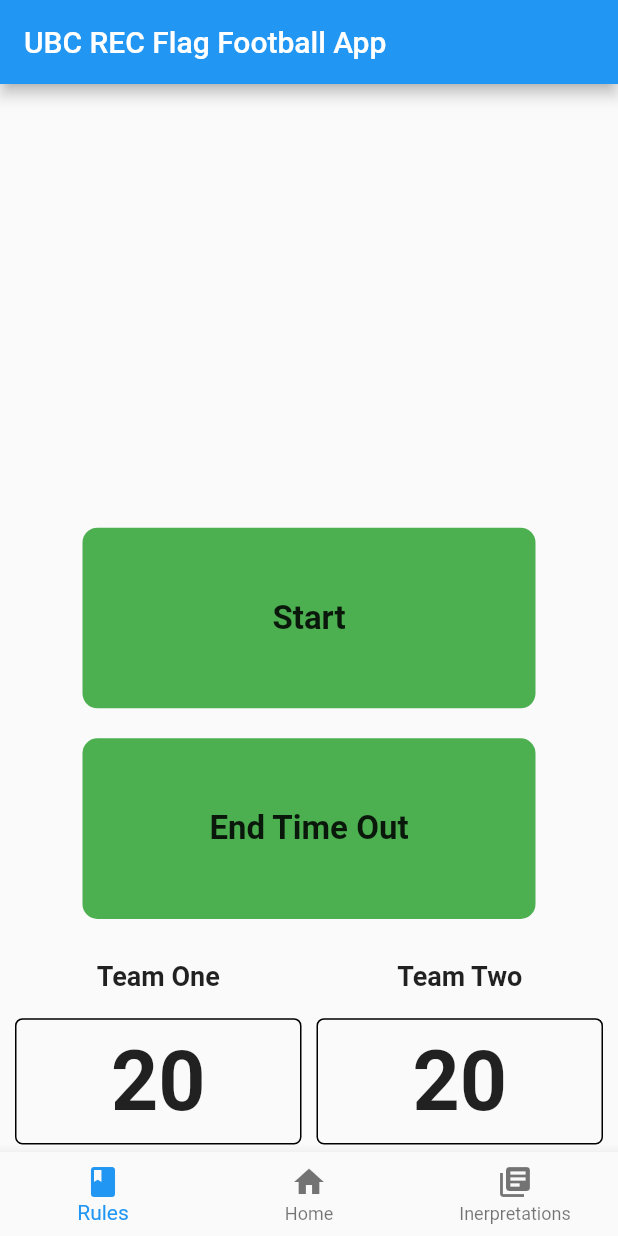
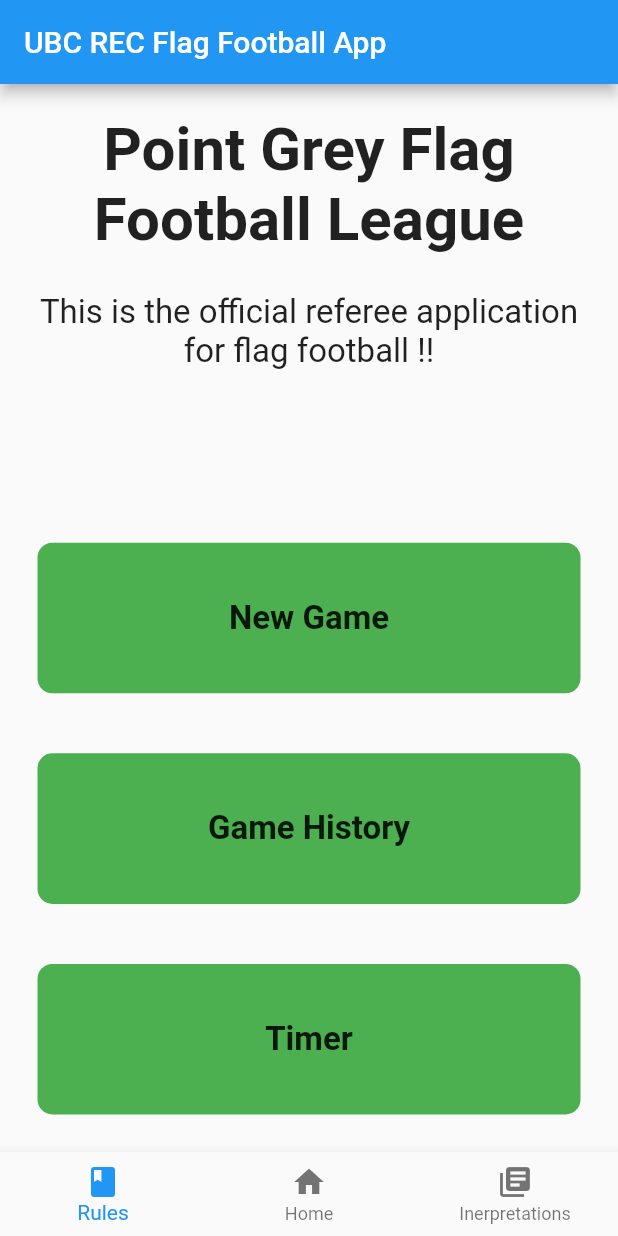
Before and after one commit to JPGarCar/ubc_rec_referee_app, a Flutter app: the screen it shows after launch, on a phone screen of 412 x 824 dp. Run offline on Flutter 3.47's test engine with Material 2 defaults, Android fonts, the phone set to English and light mode, and no system bars.

Commit message:
Added all the routs to move between pages. Also extracted the scaffold with safe area to its own widget, need to add that to every page!

```diff
--- a/lib/components/allComponents.dart
+++ b/lib/components/allComponents.dart
@@ -1,3 +1,4 @@
 export 'rectangle_button.dart';
 export 'score_box.dart';
 export 'timer_team_score.dart';
+export 'main_scaffold.dart';
--- /dev/null
+++ b/lib/components/main_scaffold.dart
@@ -0,0 +1,41 @@
+import 'package:flutter/material.dart';
+
+class MainScaffold extends StatelessWidget {
+  final body;
+
+  MainScaffold({this.body});
+
+  @override
+  Widget build(BuildContext context) {
+    return SafeArea(
+      child: Scaffold(
+        appBar: true
+            ? AppBar(
+                title: Text("UBC REC Flag Football App"),
+              )
+            : PreferredSize(
+                preferredSize: Size(0.0, 0.0),
+                child: Container(),
+              ),
+        bottomNavigationBar: BottomNavigationBar(
+          // TODO: make sure the buttons work and send the user to the pages
+          items: <BottomNavigationBarItem>[
+            BottomNavigationBarItem(
+              title: Text("Rules"),
+              icon: Icon(Icons.book),
+            ),
+            BottomNavigationBarItem(
+              icon: Icon(Icons.home),
+              title: Text("Home"),
+            ),
+            BottomNavigationBarItem(
+              icon: Icon(Icons.library_books),
+              title: Text("Inerpretations"),
+            ),
+          ],
+        ),
+        body: body,
+      ),
+    );
+  }
+}
--- a/lib/main.dart
+++ b/lib/main.dart
@@ -1,4 +1,5 @@
 import 'package:flutter/material.dart';
+import 'components/allComponents.dart';
 import 'package:ubc_rec_refferee_app/pages/clock_page.dart';
 import 'package:ubc_rec_refferee_app/pages/endGame_page.dart';
 import 'package:ubc_rec_refferee_app/pages/main_page.dart';
@@ -14,37 +15,16 @@ class MyApp extends StatelessWidget {
   @override
   Widget build(BuildContext context) {
     return MaterialApp(
-      title: 'UBC Rec Flag Football Referee App',
-      home: SafeArea(
-        child: Scaffold(
-          appBar: true
-              ? AppBar(
-                  title: Text("UBC REC Flag Football App"),
-                )
-              : PreferredSize(
-                  preferredSize: Size(0.0, 0.0),
-                  child: Container(),
-                ),
-          bottomNavigationBar: BottomNavigationBar(
-            // TODO: make sure the buttons work and send the user to the pages
-            items: <BottomNavigationBarItem>[
-              BottomNavigationBarItem(
-                title: Text("Rules"),
-                icon: Icon(Icons.book),
-              ),
-              BottomNavigationBarItem(
-                icon: Icon(Icons.home),
-                title: Text("Home"),
-              ),
-              BottomNavigationBarItem(
-                icon: Icon(Icons.library_books),
-                title: Text("Inerpretations"),
-              ),
-            ],
-          ),
-          body: TimeOutPage(),
-        ),
-      ),
+      initialRoute: "MainPage",
+      routes: {
+        "MainPage": (context) => MainPage(),
+        "ClockPage": (context) => ClockPage(),
+        "EndGamePage": (context) => EndGamePage(),
+        "NewGamePage": (context) => NewGamePage(),
+        "ScorePage": (context) => ScorePage(),
+        "TimeOutPage": (context) => TimeOutPage(),
+        "TimerPage": (context) => TimerPage()
+      },
     );
   }
 }
--- a/lib/pages/main_page.dart
+++ b/lib/pages/main_page.dart
@@ -10,7 +10,8 @@ class MainPage extends StatefulWidget {
 class _MainPageState extends State<MainPage> {
   @override
   Widget build(BuildContext context) {
-    return Container(
+    return MainScaffold(
+      body: Container(
         padding: EdgeInsets.all(5),
         child: Center(
           child: Column(
@@ -69,6 +70,7 @@ class _MainPageState extends State<MainPage> {
             ],
           ),
         ),
+      ),
     );
   }
 }
```
Lines whose indentation alone changed are shown as unchanged.
